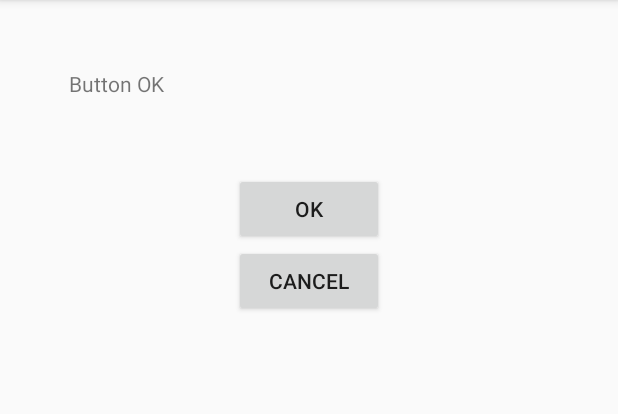
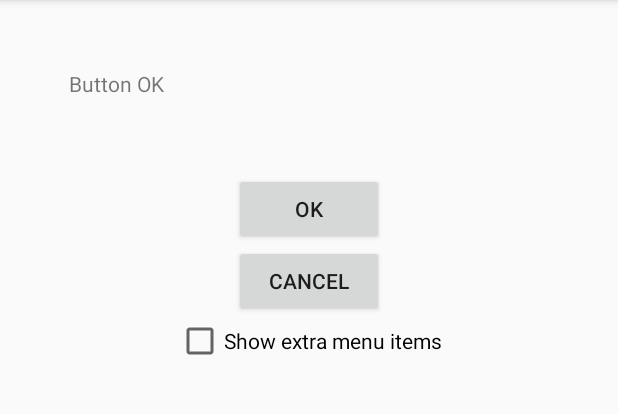
Before and after one commit to MiG-Kharkov/StartAndroidLessons, an Android app: the screen it shows after launch (MainActivity), after a tap on "OK", on a phone screen of 412 x 824 dp, the part 84-498 px from its top. Run offline under Robolectric (Android 15) with nearby library versions, the phone set to English and light mode, and no system bars.

Commit message:
Change Visible state menu, lesson 14

```diff
--- a/app/src/main/java/ua/com/webtuning/logandmess/MainActivity.java
+++ b/app/src/main/java/ua/com/webtuning/logandmess/MainActivity.java
@@ -7,6 +7,7 @@ import android.view.Menu;
 import android.view.MenuItem;
 import android.view.View;
 import android.widget.Button;
+import android.widget.CheckBox;
 import android.widget.TextView;
 import android.widget.Toast;
 
@@ -16,6 +17,7 @@ public class MainActivity extends AppCompatActivity implements View.OnClickListe
     TextView tvOut;
     Button btnOk;
     Button btnCancel;
+    CheckBox checkBox;
 
     @Override
     protected void onCreate(Bundle savedInstanceState) {
@@ -24,6 +26,7 @@ public class MainActivity extends AppCompatActivity implements View.OnClickListe
         tvOut = (TextView) findViewById(R.id.tvOut);
         btnOk = (Button) findViewById(R.id.btnOK);
         btnCancel = (Button) findViewById(R.id.btnCancel);
+        checkBox = (CheckBox) findViewById(R.id.checkBox);
 
         btnOk.setOnClickListener(this);
         btnCancel.setOnClickListener(this);
@@ -35,6 +38,33 @@ public class MainActivity extends AppCompatActivity implements View.OnClickListe
         // Inflate the menu; this adds items to the action bar if it is present.
         getMenuInflater().inflate(R.menu.menu_main, menu);
         return true;
+    }
+
+    /**
+     * Prepare the Screen's standard options menu to be displayed.  This is
+     * called right before the menu is shown, every time it is shown.  You can
+     * use this method to efficiently enable/disable items or otherwise
+     * dynamically modify the contents.
+     * <p>
+     * <p>The default implementation updates the system menu items based on the
+     * activity's state.  Deriving classes should always call through to the
+     * base class implementation.
+     *
+     * @param menu The options menu as last shown or first initialized by
+     *             onCreateOptionsMenu().
+     * @return You must return true for the menu to be displayed;
+     * if you return false it will not be shown.
+     * @see #onCreateOptionsMenu
+     */
+    @Override
+    public boolean onPrepareOptionsMenu(Menu menu) {
+
+        boolean isChecked = checkBox.isChecked();
+        //Найти пункт меню по id ресурса
+        // getItem ищет по номеру порядковуму в списке размером в size()
+        menu.findItem(R.id.list1).setVisible(isChecked);
+
+        return super.onPrepareOptionsMenu(menu);
     }
 
     @Override
--- a/app/src/main/res/layout/activity_main.xml
+++ b/app/src/main/res/layout/activity_main.xml
@@ -36,5 +36,12 @@
             android:layout_gravity="center_horizontal"
             android:text="Cancel" />
 
+        <CheckBox
+            android:id="@+id/checkBox"
+            android:layout_width="wrap_content"
+            android:layout_height="wrap_content"
+            android:layout_gravity="center_horizontal"
+            android:text="Show extra menu items" />
+
     </LinearLayout>
 </LinearLayout>
```
